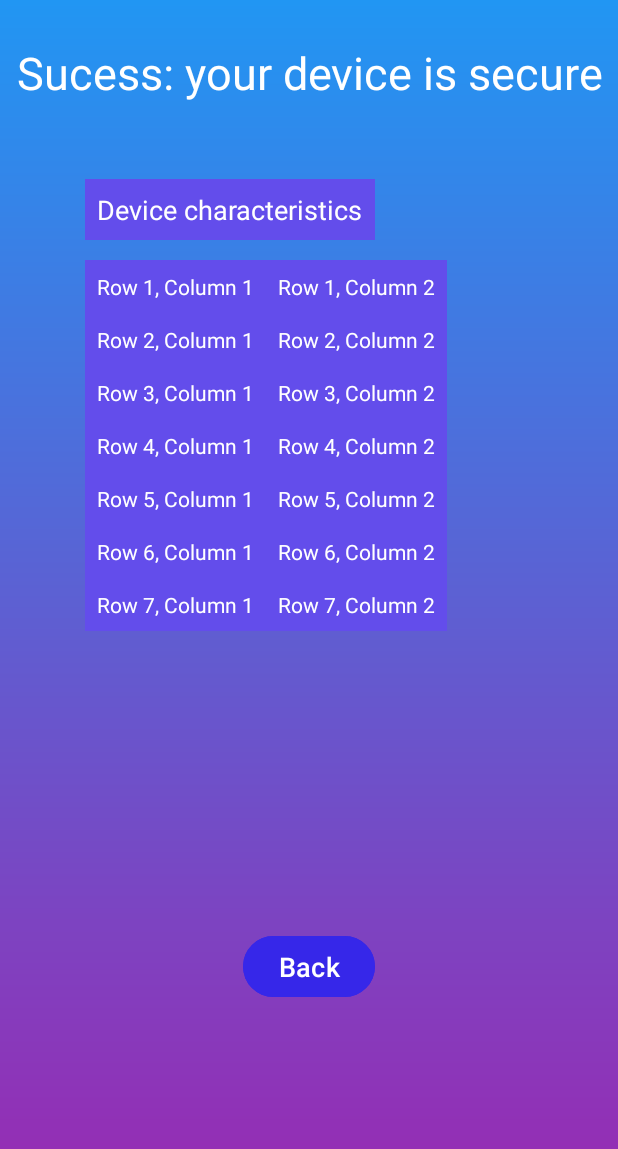
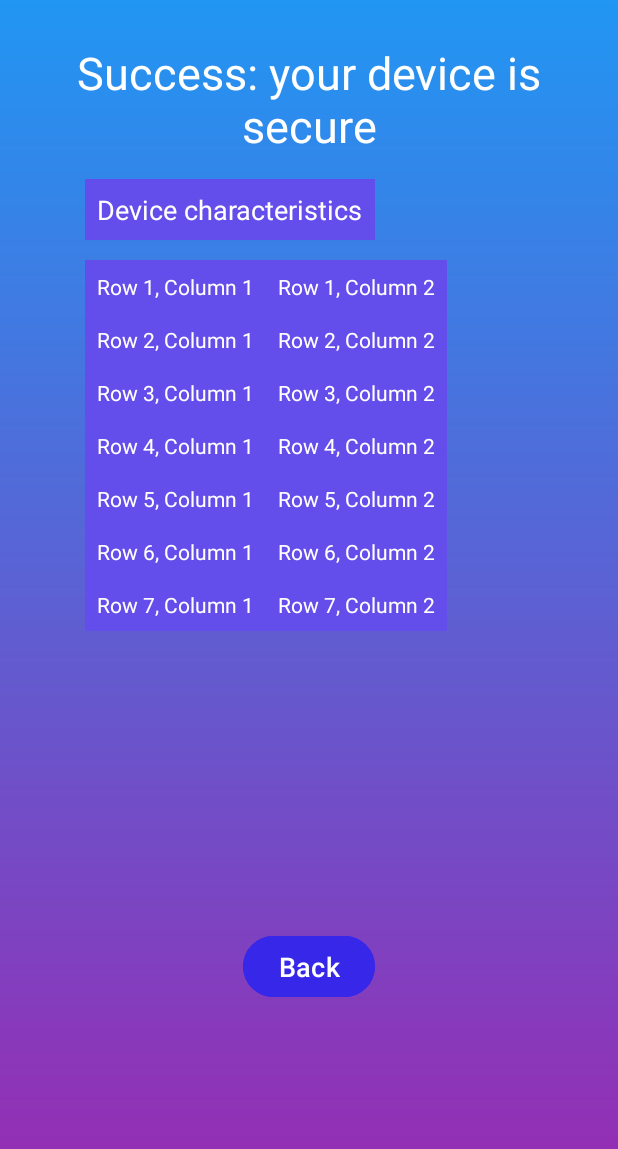
Before and after one commit to UAdant/INT20HSG2, an Android app: the DoneSecurity screen opened directly, with no data from a screen before it, on a phone screen of 412 x 824 dp. Shown: the top 1149 px of the screen. Run offline under Robolectric (Android 15) with nearby library versions, the light colour scheme and no system bars; 1 statement that could not run was skipped.

Commit message:
Merge remote-tracking branch 'origin/master' 60% disane
# Conflicts:
#	app/src/main/AndroidManifest.xml

```diff
--- a/app/src/main/res/drawable/gradient_background.xml
+++ b/app/src/main/res/drawable/gradient_background.xml
@@ -3,5 +3,6 @@
     <gradient
         android:startColor="#2196F3"
         android:endColor="#9C27B0"
-        android:angle="270"/>
+        android:angle="270">
+    </gradient>
 </shape>
--- a/app/src/main/res/values/text.xml
+++ b/app/src/main/res/values/text.xml
@@ -1,24 +1,18 @@
 <?xml version="1.0" encoding="utf-8"?>
 
 <resources>
-    <string name="Good">Sucess: your device is secure</string>
+    <string name="Good">Success: your device is secure</string>
     <string name="NotSuccess">We are sorry, your device is not secure</string>
     <string name="characteristics">Device characteristics</string>
     <string name="NotFound">Unfortunately, we do not have enough information about the device</string>
     <string name="SelectDevice">Select device:</string>
     <string name="SelectModel">Select model:</string>
     <string name="SelectBrand">Select Brand:</string>
-    <string name="LoadScreen">Analyzing data...</string>
+    <string name="LoadScreen">Analyzing data…</string>
     <string name="Welcome">Welcome</string>
     <string name="ReadMoreLink">Read more link</string>
     <string name="BtnBack">Main menu</string>
     <string name="SendSuccess">Request successfully sent</string>
     <string name="Search">Search</string>
-    <string name="Sendrequest">Send a request to add a gadget</string>
-
-
-
-
-
-
+    <string name="Send">Send a request to add a gadget</string>
 </resources>
```
